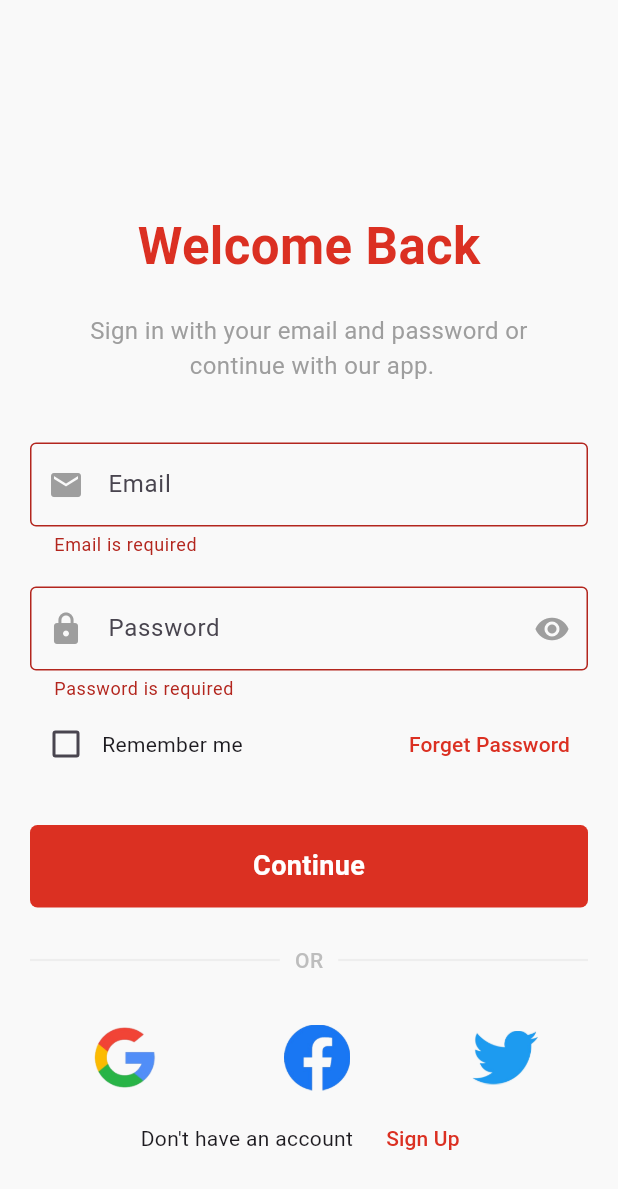
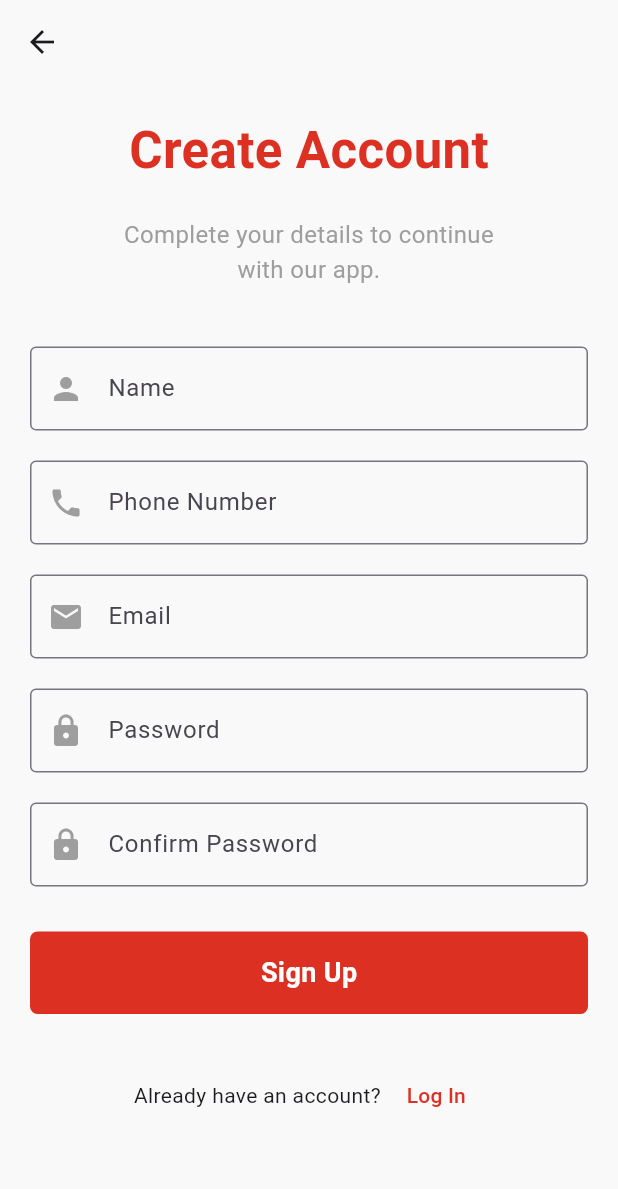
Before and after one commit to armaan277/PRODUCT-APP, a Flutter app: the screen it shows after launch, after a tap on "Continue", after a tap on "Sign Up", on a phone screen of 412 x 824 dp. Shown: the top 1189 px of the screen. Run offline on Flutter 3.47's test engine with Material 3 defaults, Android fonts, the phone set to English and light mode, and no system bars; our stand-ins replace dots_indicator, flutter_slidable, geocoding, geolocator, google_fonts, shared_preferences.

Commit message:
Completed Integrating Login & Signup With Database

```diff
--- /dev/null
+++ b/lib/config/endponts.dart
@@ -0,0 +1,7 @@
+class Endponts {
+  static const allProductsEndPoint = 'http://192.168.0.111:3000/product';
+
+  static const allCartProductsEndPoint = 'http://192.168.0.111:3000/cartproduct';
+
+  static const allFavouriteProductsEndPoint = 'http://192.168.0.111:3000/favoriteproduct';
+}
--- a/lib/screens/login_screen.dart
+++ b/lib/screens/login_screen.dart
@@ -1,8 +1,10 @@
 import 'package:flutter/material.dart';
-import 'package:flutter/material.dart';
+import 'dart:convert';
+import 'package:http/http.dart' as http;
 import 'package:shared_preferences/shared_preferences.dart';
 import 'package:shopping_app/constant/constant.dart';
 import 'package:shopping_app/main.dart';
+import 'package:shopping_app/screens/sign_up_screen.dart';
 import 'package:shopping_app/widgets/bottom_navigation_bar.dart';
 
 class LogInScreen extends StatefulWidget {
@@ -15,8 +17,12 @@ class LogInScreen extends StatefulWidget {
 class _LogInScreenState extends State<LogInScreen> {
   bool isRemember = false;
   bool isPasswordShow = true;
+  String? errorMessage;
 
   final formKey = GlobalKey<FormState>();
+
+  final emailController = TextEditingController();
+  final passwordController = TextEditingController();
 
   @override
   Widget build(BuildContext context) {
@@ -49,6 +55,7 @@ class _LogInScreenState extends State<LogInScreen> {
                 ),
                 const SizedBox(height: 40),
                 TextFormField(
+                  controller: emailController,
                   keyboardType: TextInputType.emailAddress,
                   validator: (value) {
                     if (value == null || value.isEmpty) {
@@ -60,6 +67,9 @@ class _LogInScreenState extends State<LogInScreen> {
                     return null;
                   },
                   decoration: const InputDecoration(
+                    focusedBorder: OutlineInputBorder(
+                      borderSide: BorderSide(color: AppColor.appColor),
+                    ),
                     prefixIcon: Icon(
                       Icons.email,
                       color: Colors.grey,
@@ -70,43 +80,49 @@ class _LogInScreenState extends State<LogInScreen> {
                 ),
                 const SizedBox(height: 20),
                 TextFormField(
+                  controller: passwordController,
                   validator: (value) {
                     if (value == null || value.isEmpty) {
                       return 'Password is required';
                     }
-                    if (value.length < 8) {
-                      return 'Password must be at least 8 characters long';
-                    }
                     return null;
                   },
-                  obscureText: isPasswordShow == true ? isPasswordShow : false,
+                  obscureText: isPasswordShow,
                   decoration: InputDecoration(
+                    focusedBorder: OutlineInputBorder(
+                      borderSide: BorderSide(color: AppColor.appColor),
+                    ),
                     prefixIcon: const Icon(
                       Icons.lock,
                       color: Colors.grey,
                     ),
-                    suffixIcon: isPasswordShow == true
-                        ? IconButton(
+                    suffixIcon: IconButton(
                       onPressed: () {
-                              isPasswordShow = false;
-                              setState(() {});
+                        setState(() {
+                          isPasswordShow = !isPasswordShow;
+                        });
                       },
-                            icon: const Icon(Icons.visibility),
+                      icon: Icon(
+                        isPasswordShow
+                            ? Icons.visibility_off
+                            : Icons.visibility,
+                      ),
                       color: Colors.grey,
-                          )
-                        : IconButton(
-                            onPressed: () {
-                              isPasswordShow = true;
-                              setState(() {});
-                            },
-                            icon: const Icon(
-                              Icons.visibility_off,
-                            ),
                     ),
                     border: const OutlineInputBorder(),
                     hintText: 'Password',
                   ),
                 ),
+                if (errorMessage != null) ...[
+                  const SizedBox(height: 15),
+                  Text(
+                    errorMessage!,
+                    style: const TextStyle(
+                      color: Colors.red,
+                      fontSize: 14,
+                    ),
+                  ),
+                ],
                 const SizedBox(height: 5),
                 Row(
                   mainAxisAlignment: MainAxisAlignment.spaceBetween,
@@ -117,8 +133,9 @@ class _LogInScreenState extends State<LogInScreen> {
                           activeColor: AppColor.appColor,
                           value: isRemember,
                           onChanged: (value) {
+                            setState(() {
                               isRemember = value!;
-                            setState(() {});
+                            });
                           },
                         ),
                         const Text('Remember me'),
@@ -136,20 +153,10 @@ class _LogInScreenState extends State<LogInScreen> {
                   ],
                 ),
                 const SizedBox(height: 30),
-                GestureDetector(
-                  onTap: () {
-                    Navigator.of(context)
-                        .push(MaterialPageRoute(builder: (context) {
-                      return const BottomNavigation();
-                    }));
-                  },
-                  child: GestureDetector(
+                InkWell(
                   onTap: () async {
                     if (formKey.currentState?.validate() ?? false) {
-                      isLoggedIn = true;
-                      final SharedPreferences prefs = await SharedPreferences.getInstance();
-                      prefs.setBool('isLoggedIn', isLoggedIn);
-                      Navigator.of(context).pushReplacementNamed('bottom_navigation');
+                      postLoginData();
                     }
                   },
                   child: Container(
@@ -166,7 +173,6 @@ class _LogInScreenState extends State<LogInScreen> {
                           color: Colors.white,
                           fontSize: 18,
                           fontWeight: FontWeight.bold,
-                          ),
                         ),
                       ),
                     ),
@@ -226,7 +232,13 @@ class _LogInScreenState extends State<LogInScreen> {
                     const Text("Don't have an account"),
                     const SizedBox(width: 10),
                     TextButton(
-                      onPressed: () {},
+                      onPressed: () {
+                        Navigator.of(context).push(
+                          MaterialPageRoute(
+                            builder: (context) => const SignUpScreen(),
+                          ),
+                        );
+                      },
                       child: const Text(
                         'Sign Up',
                         style: TextStyle(
@@ -243,4 +255,36 @@ class _LogInScreenState extends State<LogInScreen> {
       ),
     );
   }
+
+  void postLoginData() async {
+    final url = Uri.parse('http://192.168.0.111:3000/login');
+
+    final loginData = {
+      'email': emailController.text,
+      'password': passwordController.text,
+    };
+
+    final response = await http.post(
+      url,
+      headers: {'Content-Type': 'application/json'},
+      body: jsonEncode(loginData),
+    );
+
+    final signUpResponse = jsonDecode(response.body);
+
+    if (response.statusCode == 200) {
+      userUniqueId = signUpResponse['user']['id'] ?? '';
+
+      final SharedPreferences prefs = await SharedPreferences.getInstance();
+      prefs.setBool('isLoggedIn', true);
+
+      Navigator.of(context).pushReplacement(
+        MaterialPageRoute(builder: (context) => const BottomNavigation()),
+      );
+    } else if (response.statusCode == 401) {
+      setState(() {
+        errorMessage = 'Invalid email or password!';
+      });
     }
+  }
+}
--- /dev/null
+++ b/lib/screens/sign_up_screen.dart
@@ -0,0 +1,246 @@
+import 'dart:convert';
+import 'package:flutter/material.dart';
+import 'package:flutter/services.dart';
+import 'package:http/http.dart' as http;
+import 'package:shopping_app/constant/constant.dart';
+import 'package:shopping_app/main.dart';
+import 'package:shopping_app/screens/home_screen.dart';
+import 'package:uuid/uuid.dart';
+
+class SignUpScreen extends StatefulWidget {
+  const SignUpScreen({super.key});
+
+  @override
+  State<SignUpScreen> createState() => _SignUpScreenState();
+}
+
+class _SignUpScreenState extends State<SignUpScreen> {
+  final nameController = TextEditingController();
+  final phoneController = TextEditingController();
+  final emailController = TextEditingController();
+  final passwordController = TextEditingController();
+  final confirmPasswordController = TextEditingController();
+
+  final _formKey = GlobalKey<FormState>();
+
+  final uuid = const Uuid();
+  late final uniqueId;
+
+  @override
+  Widget build(BuildContext context) {
+    return Scaffold(
+      appBar: AppBar(
+        leading: IconButton(
+          onPressed: () {
+            Navigator.of(context).pop();
+          },
+          icon: Icon(
+            Icons.arrow_back,
+          ),
+        ),
+        backgroundColor: AppColor.appBackgroundColor,
+      ),
+      backgroundColor: AppColor.appBackgroundColor,
+      body: Padding(
+        padding: const EdgeInsets.all(20.0),
+        child: SingleChildScrollView(
+          child: Form(
+            key: _formKey,
+            child: Column(
+              children: [
+                const Text(
+                  'Create Account',
+                  style: TextStyle(
+                    color: AppColor.appColor,
+                    fontWeight: FontWeight.bold,
+                    fontSize: 34,
+                  ),
+                ),
+                const SizedBox(height: 20),
+                const Text(
+                  textAlign: TextAlign.center,
+                  'Complete your details to continue\nwith our app.',
+                  style: TextStyle(
+                    color: Colors.grey,
+                    fontSize: 16,
+                  ),
+                ),
+                const SizedBox(height: 40),
+                TextFormField(
+                  controller: nameController,
+                  decoration: const InputDecoration(
+                    focusedBorder: OutlineInputBorder(
+                      borderSide: BorderSide(color: AppColor.appColor),
+                    ),
+                    prefixIcon: Icon(Icons.person, color: Colors.grey),
+                    border: OutlineInputBorder(),
+                    hintText: 'Name',
+                  ),
+                  validator: (value) {
+                    if (value == null || value.isEmpty) {
+                      return 'Name is required';
+                    }
+                    return null;
+                  },
+                ),
+                const SizedBox(height: 20),
+                TextFormField(
+                  keyboardType: TextInputType.number,
+                  inputFormatters: [FilteringTextInputFormatter.digitsOnly],
+                  controller: phoneController,
+                  decoration: const InputDecoration(
+                    focusedBorder: OutlineInputBorder(
+                      borderSide: BorderSide(color: AppColor.appColor),
+                    ),
+                    prefixIcon: Icon(Icons.phone, color: Colors.grey),
+                    border: OutlineInputBorder(),
+                    hintText: 'Phone Number',
+                  ),
+                  validator: (value) {
+                    if (value == null || value.isEmpty) {
+                      return 'Phone Number is required';
+                    }
+                    return null;
+                  },
+                ),
+                const SizedBox(height: 20),
+                TextFormField(
+                  controller: emailController,
+                  decoration: const InputDecoration(
+                    focusedBorder: OutlineInputBorder(
+                      borderSide: BorderSide(color: AppColor.appColor),
+                    ),
+                    prefixIcon: Icon(Icons.email, color: Colors.grey),
+                    border: OutlineInputBorder(),
+                    hintText: 'Email',
+                  ),
+                  validator: (value) {
+                    if (value == null || value.isEmpty) {
+                      return 'Email is required';
+                    } else if (!RegExp(r'^[\w-\.]+@([\w-]+\.)+[\w-]{2,4}$')
+                        .hasMatch(value)) {
+                      return 'Enter a valid email';
+                    }
+                    return null;
+                  },
+                ),
+                const SizedBox(height: 20),
+                TextFormField(
+                  controller: passwordController,
+                  obscureText: true,
+                  decoration: const InputDecoration(
+                    focusedBorder: OutlineInputBorder(
+                      borderSide: BorderSide(color: AppColor.appColor),
+                    ),
+                    prefixIcon: Icon(Icons.lock, color: Colors.grey),
+                    border: OutlineInputBorder(),
+                    hintText: 'Password',
+                  ),
+                  validator: (value) {
+                    if (value == null || value.isEmpty) {
+                      return 'Password is required';
+                    } else if (value.length < 6) {
+                      return 'Password must be at least 6 characters long';
+                    }
+                    return null;
+                  },
+                ),
+                const SizedBox(height: 20),
+                TextFormField(
+                  controller: confirmPasswordController,
+                  obscureText: true,
+                  decoration: const InputDecoration(
+                    focusedBorder: OutlineInputBorder(
+                      borderSide: BorderSide(color: AppColor.appColor),
+                    ),
+                    prefixIcon: Icon(Icons.lock, color: Colors.grey),
+                    border: OutlineInputBorder(),
+                    hintText: 'Confirm Password',
+                  ),
+                  validator: (value) {
+                    if (value == null || value.isEmpty) {
+                      return 'Confirm password is required';
+                    } else if (value != passwordController.text) {
+                      return 'Passwords do not match';
+                    }
+                    return null;
+                  },
+                ),
+                const SizedBox(height: 30),
+                GestureDetector(
+                  onTap: () {
+                    if (_formKey.currentState!.validate()) {
+                      uniqueId = uuid.v4();
+                      userUniqueId = uniqueId;
+                      debugPrint('SignUp userUniqueId : $userUniqueId');
+                      debugPrint('uuid : $uniqueId');
+                      postSignUpData();
+                      Navigator.of(context).push(
+                        MaterialPageRoute(
+                          builder: (context) => const HomeScreen(),
+                        ),
+                      );
+                    }
+                  },
+                  child: Container(
+                    height: 55,
+                    width: double.infinity,
+                    decoration: BoxDecoration(
+                      color: AppColor.appColor,
+                      borderRadius: BorderRadius.circular(5),
+                    ),
+                    child: const Center(
+                      child: Text(
+                        'Sign Up',
+                        style: TextStyle(
+                          color: Colors.white,
+                          fontSize: 18,
+                          fontWeight: FontWeight.bold,
+                        ),
+                      ),
+                    ),
+                  ),
+                ),
+                const SizedBox(height: 30),
+                Row(
+                  mainAxisAlignment: MainAxisAlignment.center,
+                  children: [
+                    const Text('Already have an account?'),
+                    const SizedBox(width: 5),
+                    TextButton(
+                      onPressed: () {
+                        Navigator.pop(context);
+                      },
+                      child: const Text(
+                        'Log In',
+                        style: TextStyle(color: AppColor.appColor),
+                      ),
+                    ),
+                  ],
+                ),
+              ],
+            ),
+          ),
+        ),
+      ),
+    );
+  }
+
+  void postSignUpData() {
+    final url = Uri.parse('http://192.168.0.111:3000/signup');
+
+    final signUpData = {
+      'id': uniqueId,
+      'name': nameController.text,
+      'phone': phoneController.text,
+      'email': emailController.text,
+      'password': passwordController.text,
+    };
+
+    http.post(
+      url,
+      headers: {'Content-Type': 'application/json'},
+      body: jsonEncode(signUpData),
+    );
+  }
+}
--- a/lib/widgets/build_favourite_product.dart
+++ b/lib/widgets/build_favourite_product.dart
@@ -67,9 +67,9 @@ class _BuildFavouriteProductState extends State<BuildFavouriteProduct> {
                       Padding(
                         padding: const EdgeInsets.only(right: 10.0),
                         child: Image.network(
-                          product.images.first,
-                          width: 125.0,
-                          height: 125.0,
+                          product.thumbnail,
+                          width: 125,
+                          height: 125,
                         ),
                       ),
                       Expanded(
--- a/lib/widgets/build_gridview_products.dart
+++ b/lib/widgets/build_gridview_products.dart
@@ -78,7 +78,8 @@ class BuildGridviewProducts extends StatelessWidget {
                                         product.id == 19
                                     ? Image(
                                         image: NetworkImage(
-                                          product.images.first,
+                                          product.thumbnail,
+                                          // product.images.first,
                                         ),
                                         fit: BoxFit.cover,
                                       )
--- a/lib/widgets/build_product_categories.dart
+++ b/lib/widgets/build_product_categories.dart
@@ -74,7 +74,8 @@ class BuildProductCategories extends StatelessWidget {
                                       product.id == 9 ||
                                       product.id == 19
                                   ? Image.network(
-                                      product.images.first,
+                                      // product.images.first,
+                                      product.thumbnail,
                                     )
                                   : Image.network(
                                       product.thumbnail,
--- a/pubspec.yaml
+++ b/pubspec.yaml
@@ -46,6 +46,7 @@ dependencies:
   geocoding: ^3.0.0
   fluttertoast: ^8.2.8
   carousel_slider: ^5.0.0
+  uuid: ^4.5.1
 
 dev_dependencies:
   flutter_test:
```
Also changed, not shown: lib/main.dart (+1 -72 lines), lib/model/product.dart (+13 -13 lines), lib/product_provider/product_provider.dart (+8 -5 lines), lib/screens/address_screen.dart (+22 -12 lines), lib/screens/product_cart_screen.dart (+14 -4 lines), lib/screens/product_info_screen.dart (+46 -40 lines), pubspec.lock. Lines whose indentation alone changed are shown as unchanged.
